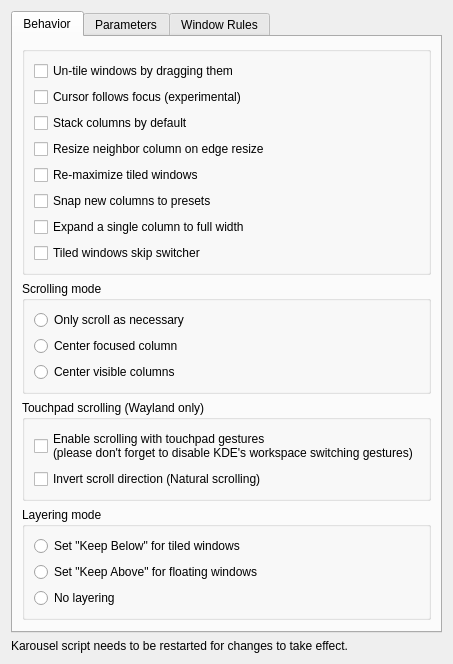
This is package/contents/ui/config.ui in lucasobx/karousel as Qt 5 draws it before an edit. The edited form follows.
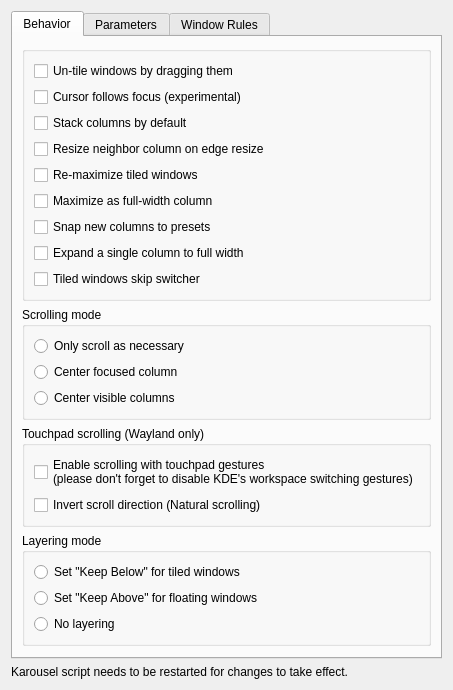
This is the edited form.

Commit message: toggle full column width on maximize

Patch:
```diff
--- a/package/contents/ui/config.ui
+++ b/package/contents/ui/config.ui
@@ -69,6 +69,16 @@
                                                 </property>
                                             </widget>
                                         </item>
+                                        <item>
+                                            <widget class="QCheckBox" name="kcfg_fullWidthMaximize">
+                                                <property name="text">
+                                                    <string>Maximize as full-width column</string>
+                                                </property>
+                                                <property name="toolTip">
+                                                    <string>When a tiled window is maximized, by a shortcut or by the application, toggle the full width of its column instead of covering the screen</string>
+                                                </property>
+                                            </widget>
+                                        </item>
                                         <item>
                                             <widget class="QCheckBox" name="kcfg_snapNewColumnsToPresets">
                                                 <property name="text">
```
The commit also changes 13 other files.
